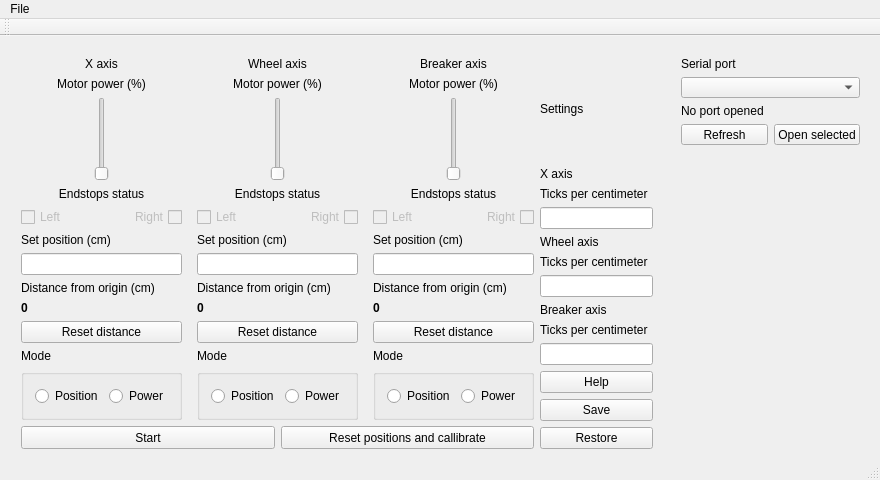
The window that wirepullerwindow.ui (SteelPh0enix/WirePuller) describes before a commit, drawn with Qt 5.
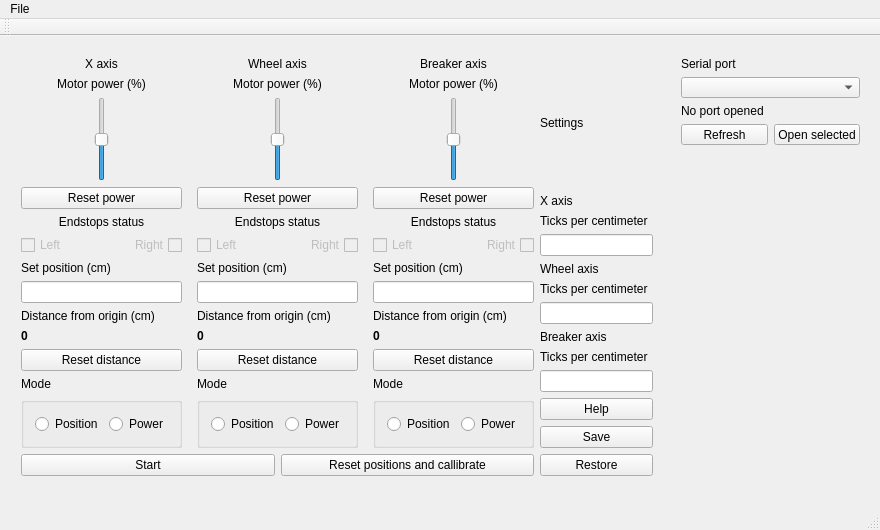
The same window after the commit.

Patch:
```diff
--- a/wirepullerwindow.ui
+++ b/wirepullerwindow.ui
@@ -7,7 +7,7 @@
     <x>0</x>
     <y>0</y>
     <width>880</width>
-    <height>480</height>
+    <height>530</height>
    </rect>
   </property>
   <property name="sizePolicy">
@@ -19,13 +19,13 @@
   <property name="minimumSize">
    <size>
     <width>880</width>
-    <height>480</height>
+    <height>530</height>
    </size>
   </property>
   <property name="maximumSize">
    <size>
     <width>880</width>
-    <height>480</height>
+    <height>530</height>
    </size>
   </property>
   <property name="windowTitle">
@@ -38,7 +38,7 @@
       <x>10</x>
       <y>10</y>
       <width>654</width>
-      <height>414</height>
+      <height>441</height>
      </rect>
     </property>
     <layout class="QHBoxLayout" name="horizontalLayout_5">
@@ -87,14 +87,23 @@
                <item>
                 <widget class="QSlider" name="xAxisMotorPower">
                  <property name="sizePolicy">
-                  <sizepolicy hsizetype="Minimum" vsizetype="Minimum">
+                  <sizepolicy hsizetype="Ignored" vsizetype="Fixed">
                    <horstretch>0</horstretch>
                    <verstretch>0</verstretch>
                   </sizepolicy>
                  </property>
+                 <property name="minimumSize">
+                  <size>
+                   <width>0</width>
+                   <height>84</height>
+                  </size>
+                 </property>
                  <property name="layoutDirection">
                   <enum>Qt::LeftToRight</enum>
                  </property>
+                 <property name="minimum">
+                  <number>-100</number>
+                 </property>
                  <property name="maximum">
                   <number>100</number>
                  </property>
@@ -106,6 +115,13 @@
                  </property>
                 </widget>
                </item>
+               <item>
+                <widget class="QPushButton" name="xAxisResetPower">
+                 <property name="text">
+                  <string>Reset power</string>
+                 </property>
+                </widget>
+               </item>
               </layout>
              </item>
              <item>
@@ -305,6 +321,9 @@
                  <property name="layoutDirection">
                   <enum>Qt::LeftToRight</enum>
                  </property>
+                 <property name="minimum">
+                  <number>-100</number>
+                 </property>
                  <property name="maximum">
                   <number>100</number>
                  </property>
@@ -316,6 +335,13 @@
                  </property>
                 </widget>
                </item>
+               <item>
+                <widget class="QPushButton" name="wheelAxisResetPower">
+                 <property name="text">
+                  <string>Reset power</string>
+                 </property>
+                </widget>
+               </item>
               </layout>
              </item>
              <item>
@@ -457,7 +483,7 @@
                 </widget>
                </item>
                <item>
-                <widget class="QGroupBox" name="groupBox">
+                <widget class="QGroupBox" name="groupBox2">
                  <layout class="QHBoxLayout" name="horizontalLayout_4">
                   <item>
                    <widget class="QRadioButton" name="wheelAxisModePosition">
@@ -515,6 +541,9 @@
                  <property name="layoutDirection">
                   <enum>Qt::LeftToRight</enum>
                  </property>
+                 <property name="minimum">
+                  <number>-100</number>
+                 </property>
                  <property name="maximum">
                   <number>100</number>
                  </property>
@@ -526,6 +555,13 @@
                  </property>
                 </widget>
                </item>
+               <item>
+                <widget class="QPushButton" name="breakerAxisResetPower">
+                 <property name="text">
+                  <string>Reset power</string>
+                 </property>
+                </widget>
+               </item>
               </layout>
              </item>
              <item>
@@ -667,7 +703,7 @@
                 </widget>
                </item>
                <item>
-                <widget class="QGroupBox" name="groupBox">
+                <widget class="QGroupBox" name="groupBox3">
                  <layout class="QHBoxLayout" name="horizontalLayout_11">
                   <item>
                    <widget class="QRadioButton" name="breakerAxisModePosition">
```
Left out of the diff: 2 changed lines with no effect on the pictures.
